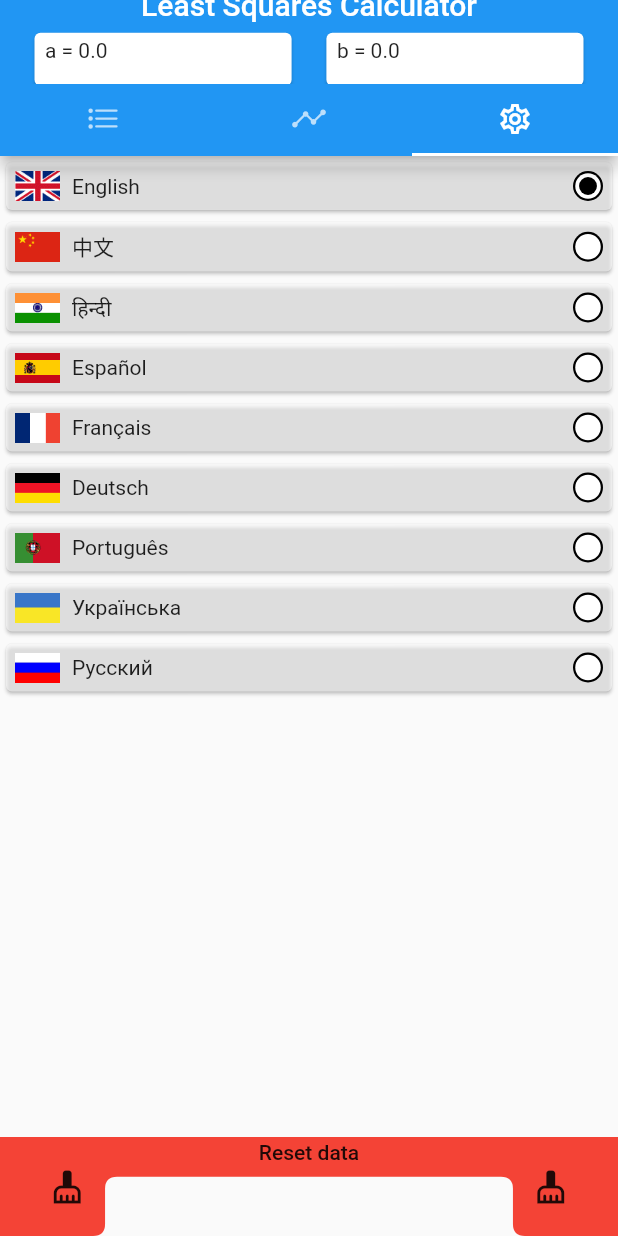
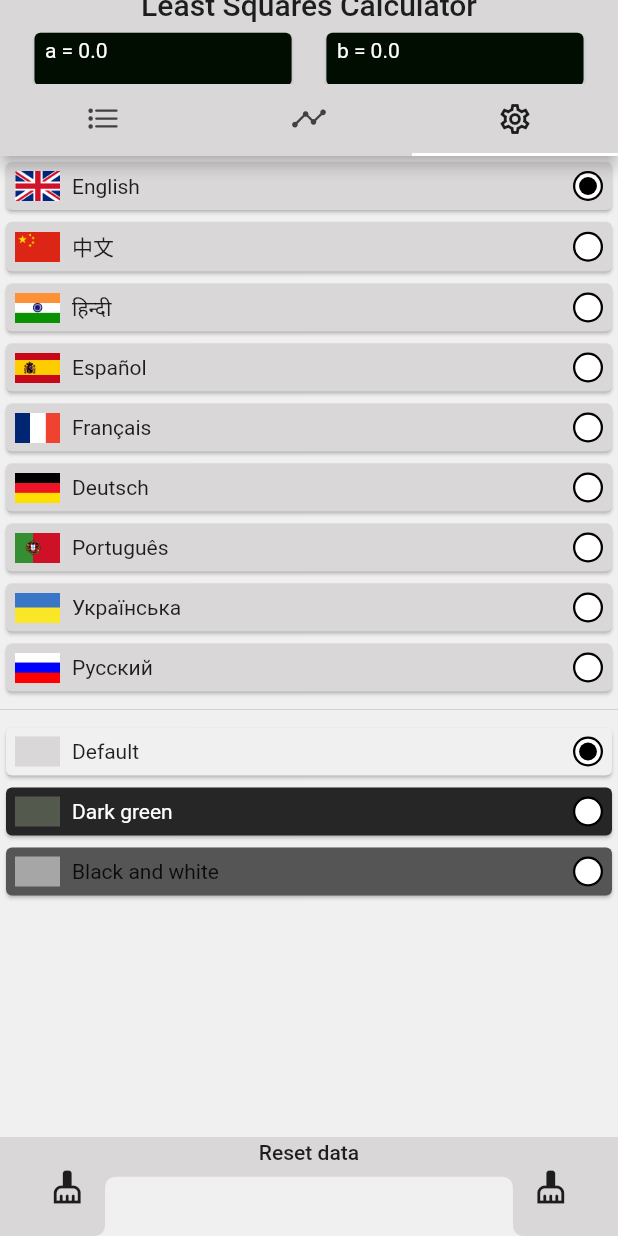
Before and after one commit to petroAntoshkin/least_squares_calculator, a Flutter app: the screen it shows after launch, tab 3 chosen, on a phone screen of 412 x 824 dp. Run offline on Flutter 3.47's test engine with Material 2 defaults, Android fonts, the phone set to English and light mode, and no system bars; our stand-ins replace ionicons, validators.

```diff
--- a/lib/elements/bottom_nav_painter.dart
+++ b/lib/elements/bottom_nav_painter.dart
@@ -1,6 +1,10 @@
 import 'package:flutter/material.dart';
 
 class BottomNavPainter extends CustomPainter {
+
+  Color color;
+
+  BottomNavPainter({this.color});
 
   final _tumbWidth = 0.17;
   final _arcSize = 8.0;
@@ -10,7 +14,7 @@ class BottomNavPainter extends CustomPainter {
     final Path _path = new Path();
     final paintBgrCurve = Paint()
       ..style = PaintingStyle.fill
-      ..color = Colors.red
+      ..color = color//Colors.red
       ..strokeWidth = 0.0;
 
     _path.moveTo(0, 0);
--- a/lib/elements/graph_painter.dart
+++ b/lib/elements/graph_painter.dart
@@ -2,17 +2,18 @@ import 'package:flutter/material.dart';
 import 'package:least_squares/models/graphic_data.dart';
 
 class DrawPainter extends CustomPainter {
+  ThemeData themeData;
   GraphicData graphicData;
   Listenable repaint;
 
-  DrawPainter({this.repaint, this.graphicData});
+  DrawPainter({this.repaint, this.graphicData, this.themeData});
 
   void paint(Canvas canvas, Size size) {
     final double _maxSize = size.width > size.height ? size.height : size.width;
     final double _gridStep = _maxSize / graphicData.gridCount;
 
     final paintAxis = Paint()
-      ..color = Colors.black
+      ..color = themeData.primaryTextTheme.bodyText1.color
       ..strokeWidth = 2.0
       ..strokeCap = StrokeCap.round;
 
--- a/lib/elements/language_card.dart
+++ b/lib/elements/language_card.dart
@@ -1,4 +1,5 @@
 import 'package:flutter/material.dart';
+import 'package:least_squares/elements/my_radio_button.dart';
 import 'package:least_squares/models/language_model.dart';
 import 'package:least_squares/providers/data_provider.dart';
 import 'package:provider/provider.dart';
@@ -15,12 +16,13 @@ class LanguageCard extends StatelessWidget {
     if (languageModel == null) {
       languageModel = new LanguageModel(prefix: 'en', name: 'English');
     }
+    ThemeData _themeData = Provider.of<DataProvider>(context).theme;
     bool _thisLangIsCurrent =
         Provider.of<DataProvider>(context).getLocale() == languageModel.prefix;
     String _name = 'assets/flags/flag_${languageModel.prefix}.png';
     return Container(
       child: Card(
-        color: Colors.white54,
+        color: _themeData.primaryColor,
         child: GestureDetector(
           onTap: () => Provider.of<DataProvider>(context, listen: false)
               .changeLocale(languageModel.prefix),
@@ -31,40 +33,13 @@ class LanguageCard extends StatelessWidget {
                 SizedBox(width: 30, height: 20, child: Image.asset(_name)),
                 Padding(
                   padding: const EdgeInsets.symmetric(horizontal: 8.0),
-                  child: Text(languageModel.name),
+                  child: Text(languageModel.name, style: _themeData.primaryTextTheme.bodyText1,),
                 ),
                 Expanded(child: Container()),
                 SizedBox(
                   width: 20.0,
                   height: 20.0,
-                  child: Container(
-                    decoration: BoxDecoration(
-                      shape: BoxShape.circle,
-                      color: Colors.black,
-                    ),
-                    child: FractionallySizedBox(
-                      widthFactor: 0.85,
-                      heightFactor: 0.85,
-                      child: Container(
-                        decoration: BoxDecoration(
-                          shape: BoxShape.circle,
-                          color: Colors.white,
-                        ),
-                        child: FractionallySizedBox(
-                          widthFactor: 0.7,
-                          heightFactor: 0.7,
-                          child: Container(
-                            decoration: BoxDecoration(
-                              shape: BoxShape.circle,
-                              color: _thisLangIsCurrent
-                                  ? Colors.black
-                                  : Color(0x00ffffff),
-                            ),
-                          ),
-                        ),
-                      ),
-                    ),
-                  ),
+                  child: MyRadioButton(isSelected: _thisLangIsCurrent),
                 )
               ],
             ),
--- /dev/null
+++ b/lib/elements/my_radio_button.dart
@@ -0,0 +1,61 @@
+import 'package:flutter/material.dart';
+
+// ignore: must_be_immutable
+class MyRadioButton extends StatefulWidget {
+  bool isSelected;
+
+  MyRadioButton({this.isSelected});
+
+  @override
+  _MyRadioButtonState createState() => _MyRadioButtonState();
+}
+
+class _MyRadioButtonState extends State<MyRadioButton>
+    with SingleTickerProviderStateMixin {
+  Animation<double> animation;
+  AnimationController controller;
+  bool _isSelected = false;
+
+  @override
+  void initState() {
+    super.initState();
+    // controller =
+    //     AnimationController(duration: const Duration(seconds: 1), vsync: this);
+    // animation = Tween<double>(begin: 0, end: 0.7).animate(controller)
+    //   ..addListener(() {
+    //     setState(() {});
+    //   });
+    // controller.forward();
+  }
+
+  @override
+  Widget build(BuildContext context) {
+    _isSelected = widget.isSelected == true;
+    return Container(
+      decoration: BoxDecoration(
+        shape: BoxShape.circle,
+        color: Colors.black,
+      ),
+      child: FractionallySizedBox(
+        widthFactor: 0.85,
+        heightFactor: 0.85,
+        child: Container(
+          decoration: BoxDecoration(
+            shape: BoxShape.circle,
+            color: Colors.white,
+          ),
+          child: FractionallySizedBox(
+            widthFactor: 0.7,
+            heightFactor: 0.7,
+            child: Container(
+              decoration: BoxDecoration(
+                shape: BoxShape.circle,
+                color: _isSelected ? Colors.black : Color(0x00ffffff),
+              ),
+            ),
+          ),
+        ),
+      ),
+    );
+  }
+}
--- /dev/null
+++ b/lib/elements/theme_card.dart
@@ -0,0 +1,45 @@
+import 'package:flutter/material.dart';
+import 'package:least_squares/elements/my_radio_button.dart';
+import 'package:least_squares/providers/data_provider.dart';
+import 'package:provider/provider.dart';
+
+class ThemeCard extends StatelessWidget {
+  ThemeData _themeData;
+  int index;
+  ThemeCard({this.index});
+  @override
+  Widget build(BuildContext context) {
+    _themeData = Provider.of<DataProvider>(context).getThemeModelById(index).data;
+    if(_themeData == null)
+      _themeData = ThemeData();
+    return Container(
+      child: Card(
+        color: _themeData.backgroundColor,
+        child: GestureDetector(
+          onTap: () => Provider.of<DataProvider>(context, listen: false).changeTheme(index),
+          child: Padding(
+            padding: const EdgeInsets.all(6.0),
+            child: Row(
+              children: [
+                SizedBox(width: 30, height: 20, child: Container(color: _themeData.primaryColor,),),
+                Padding(
+                  padding: const EdgeInsets.symmetric(horizontal: 8.0),
+                  child: Text(
+                      Provider.of<DataProvider>(context).getThemeModelById(index).name,
+                    style: _themeData.primaryTextTheme.bodyText1,
+                  ),
+                ),
+                Expanded(child: Container()),
+                SizedBox(
+                  width: 20.0,
+                  height: 20.0,
+                  child: MyRadioButton(isSelected: Provider.of<DataProvider>(context,listen: false).themeId == index),
+                )
+              ],
+            ),
+          ),
+        ),
+      ),
+    );
+  }
+}
--- a/lib/elements/value_text.dart
+++ b/lib/elements/value_text.dart
@@ -1,21 +1,27 @@
 import 'package:flutter/material.dart';
+import 'package:least_squares/providers/data_provider.dart';
+import 'package:provider/provider.dart';
 
 // ignore: must_be_immutable
 class ValueText extends StatelessWidget{
   String text;
+  ThemeData _themeData;
   TextStyle style;
   ValueText({@required this.text, this.style});
   @override
   Widget build(BuildContext context){
+    _themeData = Provider.of<DataProvider>(context).theme;
     return Container(
       padding: EdgeInsets.all(3.0),
       child: Card(
-          color: Colors.white,
+          color: _themeData.primaryColorDark,
           child: Container(
             padding: EdgeInsets.symmetric(vertical: 4.0, horizontal: 7.0),
             child: SingleChildScrollView(
                 scrollDirection: Axis.horizontal,
-                child: Text(text,)
+                child: Text(text, style: TextStyle(
+                    color: _themeData.accentColor,
+                  ))
             ),
           )),
     );
--- a/lib/elements/values_pair.dart
+++ b/lib/elements/values_pair.dart
@@ -13,7 +13,7 @@ class ValuesPair extends StatelessWidget{
   @override
   Widget build(BuildContext context){
     return Card(
-      color: Colors.white38,
+      color: Provider.of<DataProvider>(context).theme.primaryColor,
       child: GestureDetector(
         onHorizontalDragStart: (DragStartDetails details){
           print('on start details: $details');
--- a/lib/main.dart
+++ b/lib/main.dart
@@ -1,8 +1,8 @@
-
 import 'package:flutter/material.dart';
 import 'package:least_squares/elements/appbar_title.dart';
 import 'package:least_squares/elements/bottom_nav_painter.dart';
 import 'package:least_squares/mocks/my_translations.dart';
+
 // import 'package:least_squares/my_translations.dart';
 import 'package:least_squares/screens/calculation_page.dart';
 import 'package:least_squares/screens/draw_page.dart';
@@ -14,22 +14,31 @@ import 'providers/data_provider.dart';
 void main() {
   runApp(MyApp());
 }
+/// icon generation command:flutter pub run flutter_launcher_icons:main
 
 class MyApp extends StatelessWidget {
   // This widget is the root of your application.
   @override
   Widget build(BuildContext context) {
+    print('rebuild main');
+    return ChangeNotifierProvider(
+      create: (_) => DataProvider(),
+      child: Consumer<DataProvider>(
+          builder: (context, DataProvider notifier, child) {
         return MaterialApp(
-      title: 'Least Squares',
-      theme: ThemeData(
-        primarySwatch: Colors.blue,
-      ),
-      home: MultiProvider(
-        providers: [
-          ChangeNotifierProvider(create: (BuildContext context) => DataProvider()),
-        ],
-        child: LSMHomePage(),
-      )
+            // title: 'Least Squares',
+            theme: notifier.theme,
+            home: LSMHomePage(),
+            // home: MultiProvider(
+            //   // providers: [
+            //   //   ChangeNotifierProvider(
+            //   //       create: (BuildContext context) => DataProvider()),
+            //   //   // ChangeNotifierProvider(create: (BuildContext context) => ThemeProvider()),
+            //   // ],
+            //   child: LSMHomePage(),
+            // )
+            );
+      }),
     );
   }
 }
@@ -54,11 +63,12 @@ class LSMHomePage extends StatelessWidget {
 
   @override
   Widget build(BuildContext context) {
-    // String _loc = 'en'; //Localizations.localeOf(context).languageCode;
-    // Provider.of<DataProvider>(context, listen: false).initData(_loc);
+    print('rebuild home page');
+    ThemeData _themeData = Provider.of<DataProvider>(context).theme;
     return DefaultTabController(
       length: 3,
       child: Scaffold(
+        backgroundColor: _themeData.backgroundColor,
         appBar: AppBar(
           title: AppbarTitle(),
           bottom: TabBar(
@@ -80,10 +90,12 @@ class LSMHomePage extends StatelessWidget {
           width: MediaQuery.of(context).size.width,
           height: MediaQuery.of(context).size.height * 0.08,
           child: CustomPaint(
-              size: Size(MediaQuery.of(context).size.width, MediaQuery.of(context).size.width * 0.08),
-              painter: BottomNavPainter(),
+            size: Size(MediaQuery.of(context).size.width,
+                MediaQuery.of(context).size.width * 0.08),
+            painter: BottomNavPainter(color: _themeData.primaryColor),
             child: FlatButton(
-                  onPressed: () => Provider.of<DataProvider>(context, listen: false).clearAllData(),
+              onPressed: () => Provider.of<DataProvider>(context, listen: false)
+                  .clearAllData(),
               child: Container(
                 // color: Colors.green,
                 child: Row(
@@ -93,21 +105,28 @@ class LSMHomePage extends StatelessWidget {
                     SizedBox(
                         width: MediaQuery.of(context).size.height * 0.07,
                         height: MediaQuery.of(context).size.height * 0.08,
-                            child: Icon(Icons.cleaning_services)
-                        ),
+                        child: Icon(
+                          Icons.cleaning_services,
+                          color: _themeData.primaryTextTheme.bodyText1.color,
+                        )),
                     Padding(
                       padding: const EdgeInsets.symmetric(vertical: 2.0),
                       child: Text(
-                              MyTranslations().getLocale(Provider.of<DataProvider>(context).getLocale(), 'reset'),
+                        MyTranslations().getLocale(
+                            Provider.of<DataProvider>(context).getLocale(),
+                            'reset'),
                         textAlign: TextAlign.center,
+                        style: TextStyle(
+                          color: _themeData.primaryTextTheme.bodyText1.color,
                         ),
                       ),
-
+                    ),
                     SizedBox(
                         width: MediaQuery.of(context).size.height * 0.07,
                         height: MediaQuery.of(context).size.height * 0.08,
-                            child: Icon(Icons.cleaning_services)
-                        ),
+                        child: Icon(
+                          Icons.cleaning_services,
+                          color: _themeData.primaryTextTheme.bodyText1.color,)),
                   ],
                 ),
               ),
--- /dev/null
+++ b/lib/mocks/themes_mock.dart
@@ -0,0 +1,87 @@
+import 'package:flutter/material.dart';
+import 'package:least_squares/models/theme_list_model.dart';
+
+class ThemesMock {
+
+  Color _hexToColor(String code) {
+    return Color(int.parse(code.substring(0, 6), radix: 16) + 0xFF000000);
+  }
+
+  final Map<int, ThemeListModel> themes = Map();
+
+  ThemesMock() {
+    themes[0] = ThemeListModel(
+        name: 'Default',
+        data: ThemeData(
+          primaryColor: _hexToColor('D9D7D7'),
+          primaryColorDark: _hexToColor('010D00'),
+          accentColor: Colors.white,
+          backgroundColor: _hexToColor('F0F0F0'),
+          // backgroundColor: _hexToColor('BFADA3'),
+        )
+    );
+    themes[1] = ThemeListModel(
+        name: 'Dark green',
+        data: ThemeData(
+          primaryColor: _hexToColor('54594D'),
+          primaryColorDark: _hexToColor('3D403A'),
+          accentColor: Colors.white54,
+          backgroundColor: _hexToColor('262626'),
+        )
+    );
+    themes[2] = ThemeListModel(
+        name: 'Black and white',
+        data: ThemeData(
+            primaryColor: _hexToColor('a6a6a6'),
+            primaryColorDark: _hexToColor('f2f2f2'),
+            accentColor: _hexToColor('0d0d0d'),
+            backgroundColor: _hexToColor('555555'),
+        )
+    );
+    /*themes[3] = ThemeListModel(
+        name: 'X3',
+        data: ThemeData(
+            primaryColor: _hexToColor('5D7CA6'),
+            primaryColorDark: _hexToColor('73A2BF'),
+            accentColor: _hexToColor('03588C'),
+            backgroundColor: _hexToColor('023059'),
+        )
+    );*/
+  }
+}
+
+/*
+
+/* Default    */
+.Wilderness-1-hex { color: #D9D7D7; }
+.Wilderness-2-hex { color: #010D00; }
+.Wilderness-3-hex { color: #BFAB49; }
+.Wilderness-4-hex { color: #8C7B6C; }
+.Wilderness-5-hex { color: #BFADA3; }
+
+/* Dark green    */
+.Graphic-Design-1-hex { color: #54594D; }
+.Graphic-Design-2-hex { color: #3D403A; }
+.Graphic-Design-3-hex { color: #BFB8AE; }
+.Graphic-Design-4-hex { color: #D9D1C7; }
+.Graphic-Design-5-hex { color: #262626; }
+
+/* Black and white */
+.Wilderness-1-hex { color: #202426; }
+.Wilderness-2-hex { color: #6C733D; }
+.Wilderness-3-hex { color: #9DA65D; }
+.Wilderness-4-hex { color: #8C8C88; }
+.Wilderness-5-hex { color: #F2F2F2; }
+
+
+*/
+
+/* Color Theme Swatches in Hex
+
+5D7CA6
+023059
+03588C
+73A2BF
+F2CAA7
+
+*/
--- a/lib/models/settings_model.dart
+++ b/lib/models/settings_model.dart
@@ -2,18 +2,20 @@ import 'dart:convert';
 
 class SettingsModel{
   String language;
-  String theme;
   bool showGrid;
-  SettingsModel({this.language, this.theme, this.showGrid});
+  int themeId;
+  SettingsModel({this.language, this.showGrid, this.themeId});
 
 
   String toString() {
-    return '{"language": "$language", "theme": "$theme", "show_grid": "$showGrid"}';
+    return '{"language": "$language", "show_grid": "$showGrid", "theme_id":"$themeId"}';
   }
 
   void parseJson(String contents){
     this.language = json.decode(contents)['language'];
-    this.theme = json.decode(contents)['theme'];
     this.showGrid = json.decode(contents)['show_grid'] == 'true';
+    this.themeId = int.parse(json.decode(contents)['theme_id']);
+    if(this.themeId == null)
+      this.themeId = 0;
   }
 }
--- /dev/null
+++ b/lib/models/theme_list_model.dart
@@ -0,0 +1,7 @@
+import 'package:flutter/material.dart';
+
+class ThemeListModel{
+  String name;
+  ThemeData data;
+  ThemeListModel({this.name, this.data});
+}
--- a/lib/providers/data_provider.dart
+++ b/lib/providers/data_provider.dart
@@ -2,7 +2,9 @@ import 'dart:io';
 
 import 'package:flutter/material.dart';
 import 'package:least_squares/mocks/my_translations.dart';
+import 'package:least_squares/mocks/themes_mock.dart';
 import 'package:least_squares/models/settings_model.dart';
+import 'package:least_squares/models/theme_list_model.dart';
 import 'package:least_squares/utils/string_utils.dart';
 import 'package:path_provider/path_provider.dart';
 import 'package:validators/validators.dart';
@@ -13,6 +15,8 @@ class DataProvider extends ChangeNotifier{
   final List<String> _replaceWhat = [',', '+'];
   final List<String> _replaceTo = ['.', ''];
   int approximationType = 0;
+  ThemeData _themeData;
+  int _themeID = 0;
 
 
   double _a, _b;
@@ -20,9 +24,10 @@ class DataProvider extends ChangeNotifier{
   String _nanString;
   // String _locName = 'en';
   // String _theme = 'default';
-  SettingsModel _settingsModel = SettingsModel(language: 'en', theme: 'default', showGrid: true);
+  SettingsModel _settingsModel = SettingsModel(language: 'en', themeId: 0, showGrid: true);
 
   DataProvider(){
+    _themeData = ThemesMock().themes[_themeID].data;
     _nanString = _nanString = MyTranslations().getLocale(_settingsModel.language, 'nanMessage');
     _allValues = new Map();
     _onlyDataClean();
@@ -51,19 +56,36 @@ class DataProvider extends ChangeNotifier{
     // notifyListeners();
   }
 
-  void changeTheme(String theme){
-    if(theme != _settingsModel.theme) {
-      _setTheme(theme);
+
+  ///theme functions
+  void changeTheme(int themeId){
+    if(themeId != _settingsModel.themeId) {
+      _setTheme(themeId);
       writeLocalJson();
       notifyListeners();
     }
   }
-
-  void _setTheme(String theme){
-    _settingsModel.theme = theme;
+  void _setTheme(int id){
+    _themeID = id;
+    _themeData = ThemesMock().themes[_themeID].data;
+    _settingsModel.themeId = _themeID;
     // notifyListeners();
   }
 
+  int get themeId{
+    return _themeID;
+  }
+
+  get theme{
+    return _themeData;
+  }
+
+  ThemeListModel getThemeModelById(int index){
+    return ThemesMock().themes[index];
+  }
+
+
+  ///   grid
   void setGridShow(bool value){
     _settingsModel.showGrid = value;
   }
@@ -194,7 +216,7 @@ class DataProvider extends ChangeNotifier{
       String contents = await file.readAsString();
       // var _dec = json.decode(contents);
       _result.parseJson(contents);
-      changeTheme(_result.theme);
+      changeTheme(_result.themeId);
       changeLocale(_result.language);
     } catch (e) {
       // If encountering an error, return 0
--- a/lib/screens/settings_page.dart
+++ b/lib/screens/settings_page.dart
@@ -1,6 +1,8 @@
 import 'package:flutter/material.dart';
 import 'package:least_squares/elements/language_card.dart';
+import 'package:least_squares/elements/theme_card.dart';
 import 'package:least_squares/mocks/lang_mock.dart';
+import 'package:least_squares/mocks/themes_mock.dart';
 // import 'package:least_squares/providers/data_provider.dart';
 // import 'package:provider/provider.dart';
 
@@ -9,12 +11,21 @@ class SettingsPage extends StatelessWidget{
   LanguagesMock _langMap = new LanguagesMock();
   @override
   Widget build(BuildContext context){
-    // String _loc = Provider.of<DataProvider>(context).getLocale();
-    // Text(MyTranslations().getLocale(Provider.of<DataProvider>(context).getLocale(), 'settings')),
-    return ListView.builder(
-          itemBuilder: langItemBuilder,
-          itemCount: _langMap.languges.length,
+    var _settingsLV = ListView(
+      children: <Widget>[
+        for(int i = 0; i < _langMap.languges.length; i++)
+          LanguageCard(languageModel: _langMap.languges[i]),
+        Divider(),
+
+        for(int i = 0; i < ThemesMock().themes.length; i++)
+            ThemeCard(index: i,),
+      ],
     );
+    return _settingsLV;
+    // return ListView.builder(
+    //       itemBuilder: langItemBuilder,
+    //       itemCount: _langMap.languges.length,
+    // );
   }
 
   Widget langItemBuilder(BuildContext context, int index){
```
Also changed, not shown: lib/elements/drop_down_list.dart (+12 -1 lines), lib/screens/calculation_page.dart (+13 -20 lines), lib/screens/draw_page.dart (+43 -40 lines), pubspec.yaml (+9 -0 lines), assets/icon/icon.png (added), pubspec.lock, 24 other files. Lines whose indentation alone changed are shown as unchanged.
